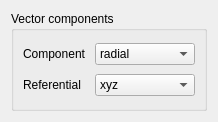
Old version of the form SciDataTool/GUI/WVectorSelector/WVectorSelector.ui in the repository Eomys/SciDataTool.
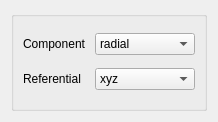
New version of the form.

What changed in the file:
```diff
--- a/SciDataTool/GUI/WVectorSelector/WVectorSelector.ui
+++ b/SciDataTool/GUI/WVectorSelector/WVectorSelector.ui
@@ -35,7 +35,7 @@
       </size>
      </property>
      <property name="title">
-      <string>Vector components</string>
+      <string/>
      </property>
      <layout class="QGridLayout" name="gridLayout">
       <item row="0" column="0">
```
